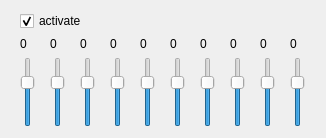
This is trunk/GUI/equalizer/GUI_equalizer.ui in shahid334/sayonara-player as Qt 5 draws it before an edit. The edited form follows.
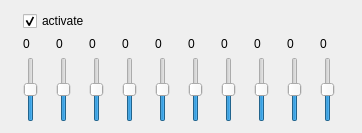
This is the edited form.

Commit message: Equalizer into GUI

```diff
--- a/trunk/GUI/equalizer/GUI_equalizer.ui
+++ b/trunk/GUI/equalizer/GUI_equalizer.ui
@@ -6,8 +6,8 @@
    <rect>
     <x>0</x>
     <y>0</y>
-    <width>326</width>
-    <height>138</height>
+    <width>362</width>
+    <height>129</height>
    </rect>
   </property>
   <property name="windowTitle">
@@ -16,11 +16,23 @@
   <layout class="QGridLayout" name="gridLayout_2">
    <item row="2" column="10">
     <widget class="QSlider" name="sli_9">
+     <property name="minimumSize">
+      <size>
+       <width>0</width>
+       <height>65</height>
+      </size>
+     </property>
+     <property name="maximumSize">
+      <size>
+       <width>16777215</width>
+       <height>65</height>
+      </size>
+     </property>
      <property name="minimum">
       <number>-24</number>
      </property>
      <property name="maximum">
-      <number>12</number>
+      <number>24</number>
      </property>
      <property name="orientation">
       <enum>Qt::Vertical</enum>
@@ -29,11 +41,23 @@
    </item>
    <item row="2" column="9">
     <widget class="QSlider" name="sli_8">
+     <property name="minimumSize">
+      <size>
+       <width>0</width>
+       <height>65</height>
+      </size>
+     </property>
+     <property name="maximumSize">
+      <size>
+       <width>16777215</width>
+       <height>65</height>
+      </size>
+     </property>
      <property name="minimum">
       <number>-24</number>
      </property>
      <property name="maximum">
-      <number>12</number>
+      <number>24</number>
      </property>
      <property name="orientation">
       <enum>Qt::Vertical</enum>
@@ -42,11 +66,23 @@
    </item>
    <item row="2" column="8">
     <widget class="QSlider" name="sli_7">
+     <property name="minimumSize">
+      <size>
+       <width>0</width>
+       <height>65</height>
+      </size>
+     </property>
+     <property name="maximumSize">
+      <size>
+       <width>16777215</width>
+       <height>65</height>
+      </size>
+     </property>
      <property name="minimum">
       <number>-24</number>
      </property>
      <property name="maximum">
-      <number>12</number>
+      <number>24</number>
      </property>
      <property name="orientation">
       <enum>Qt::Vertical</enum>
@@ -55,11 +91,23 @@
    </item>
    <item row="2" column="7">
     <widget class="QSlider" name="sli_6">
+     <property name="minimumSize">
+      <size>
+       <width>0</width>
+       <height>65</height>
+      </size>
+     </property>
+     <property name="maximumSize">
+      <size>
+       <width>16777215</width>
+       <height>65</height>
+      </size>
+     </property>
      <property name="minimum">
       <number>-24</number>
      </property>
      <property name="maximum">
-      <number>12</number>
+      <number>24</number>
      </property>
      <property name="orientation">
       <enum>Qt::Vertical</enum>
@@ -68,11 +116,23 @@
    </item>
    <item row="2" column="6">
     <widget class="QSlider" name="sli_5">
+     <property name="minimumSize">
+      <size>
+       <width>0</width>
+       <height>65</height>
+      </size>
+     </property>
+     <property name="maximumSize">
+      <size>
+       <width>16777215</width>
+       <height>65</height>
+      </size>
+     </property>
      <property name="minimum">
       <number>-24</number>
      </property>
      <property name="maximum">
-      <number>12</number>
+      <number>24</number>
      </property>
      <property name="orientation">
       <enum>Qt::Vertical</enum>
@@ -81,11 +141,23 @@
    </item>
    <item row="2" column="4">
     <widget class="QSlider" name="sli_3">
+     <property name="minimumSize">
+      <size>
+       <width>0</width>
+       <height>65</height>
+      </size>
+     </property>
+     <property name="maximumSize">
+      <size>
+       <width>16777215</width>
+       <height>65</height>
+      </size>
+     </property>
      <property name="minimum">
       <number>-24</number>
      </property>
      <property name="maximum">
-      <number>12</number>
+      <number>24</number>
      </property>
      <property name="orientation">
       <enum>Qt::Vertical</enum>
@@ -94,11 +166,23 @@
    </item>
    <item row="2" column="5">
     <widget class="QSlider" name="sli_4">
+     <property name="minimumSize">
+      <size>
+       <width>0</width>
+       <height>65</height>
+      </size>
+     </property>
+     <property name="maximumSize">
+      <size>
+       <width>16777215</width>
+       <height>65</height>
+      </size>
+     </property>
      <property name="minimum">
       <number>-24</number>
      </property>
      <property name="maximum">
-      <number>12</number>
+      <number>24</number>
      </property>
      <property name="orientation">
       <enum>Qt::Vertical</enum>
@@ -107,11 +191,23 @@
    </item>
    <item row="2" column="2">
     <widget class="QSlider" name="sli_1">
+     <property name="minimumSize">
+      <size>
+       <width>0</width>
+       <height>65</height>
+      </size>
+     </property>
+     <property name="maximumSize">
+      <size>
+       <width>16777215</width>
+       <height>65</height>
+      </size>
+     </property>
      <property name="minimum">
       <number>-24</number>
      </property>
      <property name="maximum">
-      <number>12</number>
+      <number>24</number>
      </property>
      <property name="orientation">
       <enum>Qt::Vertical</enum>
@@ -120,11 +216,23 @@
    </item>
    <item row="2" column="3">
     <widget class="QSlider" name="sli_2">
+     <property name="minimumSize">
+      <size>
+       <width>0</width>
+       <height>65</height>
+      </size>
+     </property>
+     <property name="maximumSize">
+      <size>
+       <width>16777215</width>
+       <height>65</height>
+      </size>
+     </property>
      <property name="minimum">
       <number>-24</number>
      </property>
      <property name="maximum">
-      <number>12</number>
+      <number>24</number>
      </property>
      <property name="orientation">
       <enum>Qt::Vertical</enum>
@@ -133,11 +241,23 @@
    </item>
    <item row="2" column="1">
     <widget class="QSlider" name="sli_0">
+     <property name="minimumSize">
+      <size>
+       <width>0</width>
+       <height>65</height>
+      </size>
+     </property>
+     <property name="maximumSize">
+      <size>
+       <width>16777215</width>
+       <height>65</height>
+      </size>
+     </property>
      <property name="minimum">
       <number>-24</number>
      </property>
      <property name="maximum">
-      <number>12</number>
+      <number>24</number>
      </property>
      <property name="orientation">
       <enum>Qt::Vertical</enum>
```
The commit also changes 10 other files.
